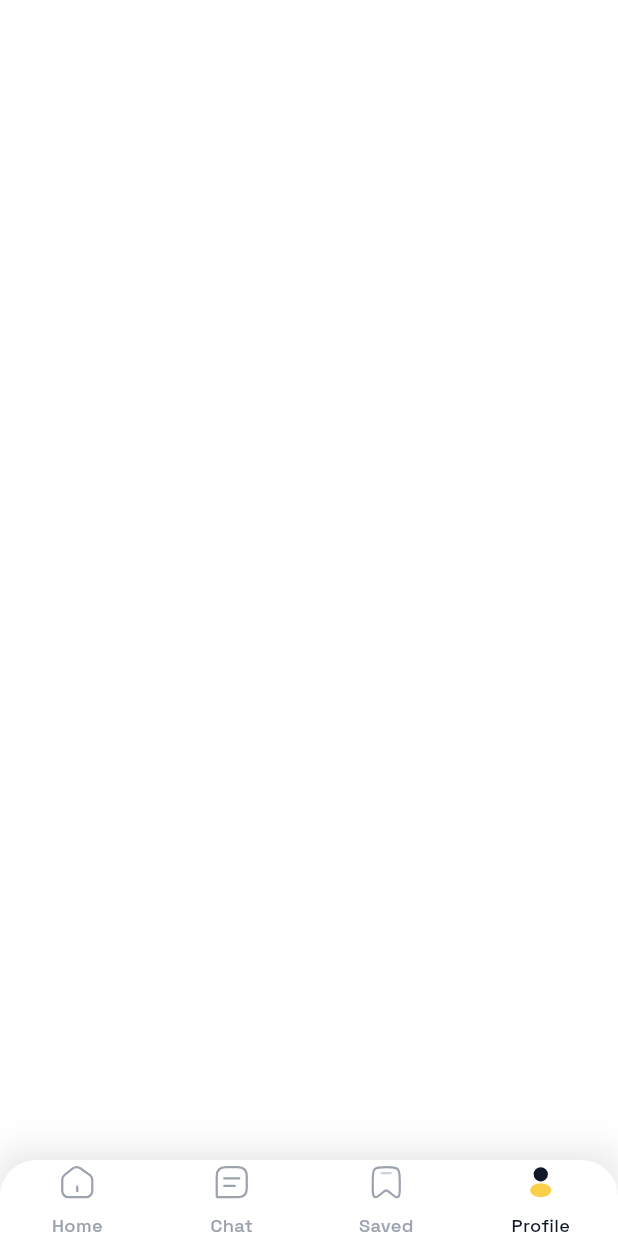
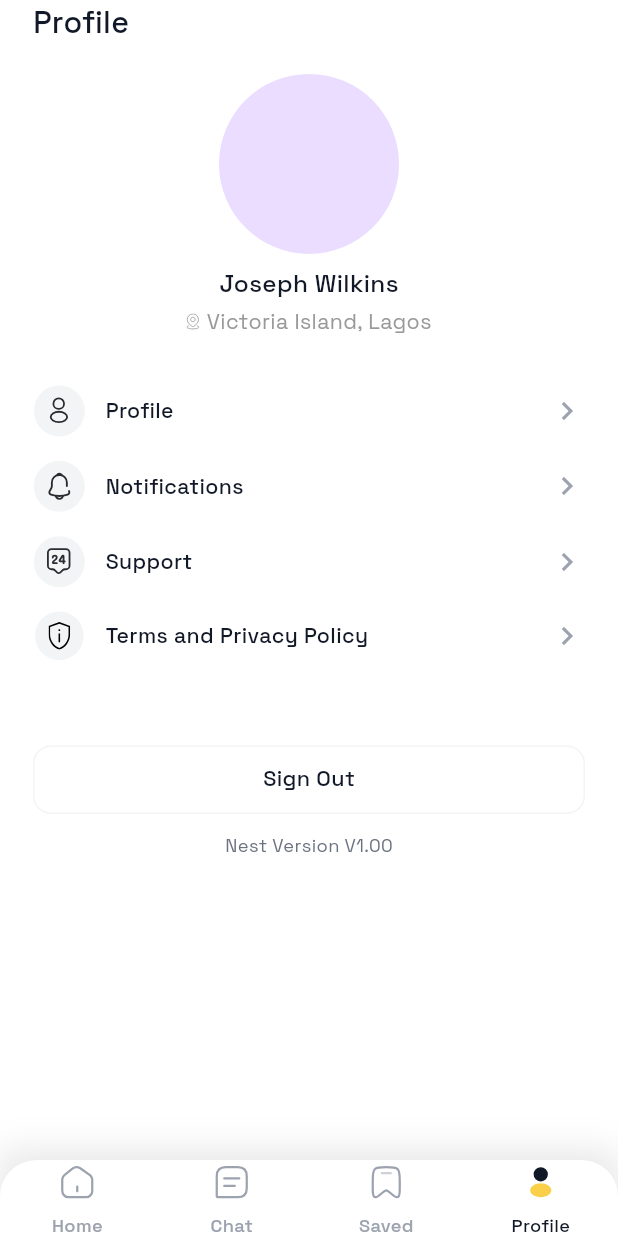
Before and after one commit to babangida19/nest_mobile, a Flutter app: the screen it shows after launch, item 4 of the bottom bar chosen, on a phone screen of 412 x 824 dp. Run offline on Flutter 3.47's test engine with Material 3 defaults, Android fonts, the phone set to English and light mode, and no system bars; our stand-ins replace calendar_date_picker2, flutter_hooks, flutter_screenutil, flutter_svg, google_fonts, pin_code_fields and 1 more.

Commit message:
profile ui completed

```diff
--- a/lib/feature/main/view/main_view.dart
+++ b/lib/feature/main/view/main_view.dart
@@ -4,6 +4,7 @@ import 'package:flutter_screenutil/flutter_screenutil.dart';
 import 'package:nest_mobile/core/app_color.dart';
 import 'package:nest_mobile/core/app_textsytle.dart';
 import 'package:nest_mobile/feature/home/home_view.dart';
+import 'package:nest_mobile/feature/profile/view/profile_view.dart';
 import 'package:nest_mobile/gen/assets.gen.dart';
 
 class MainView extends HookWidget {
@@ -104,6 +105,8 @@ class MainView extends HookWidget {
             style: TextStyle(fontSize: 24, fontWeight: FontWeight.bold),
           ),
         );
+      case 3:
+        return ProfileView();
       default:
         return Container();
     }
--- /dev/null
+++ b/lib/feature/profile/view/profile_view.dart
@@ -0,0 +1,123 @@
+import 'package:flutter/material.dart';
+import 'package:flutter_screenutil/flutter_screenutil.dart';
+import 'package:nest_mobile/core/app_color.dart';
+import 'package:nest_mobile/core/app_textsytle.dart';
+import 'package:nest_mobile/core/widget/app_button.dart';
+import 'package:nest_mobile/gen/assets.gen.dart';
+
+class ProfileView extends StatelessWidget {
+  const ProfileView({super.key});
+
+  @override
+  Widget build(BuildContext context) {
+    return SafeArea(
+      child: Padding(
+        padding: EdgeInsets.symmetric(horizontal: 20.w),
+        child: Column(
+          crossAxisAlignment: CrossAxisAlignment.start,
+          children: [
+            Text(
+              "Profile",
+              style: AppTextsytle.size20w500(color: AppColor.primary1000),
+            ),
+            SizedBox(height: 20.h),
+            Column(
+              children: [
+                CircleAvatar(
+                  radius: 60,
+                ),
+                SizedBox(height: 8.h),
+                Text(
+                  "Joseph Wilkins",
+                  style: AppTextsytle.size16w500(color: AppColor.primary1000),
+                ),
+                SizedBox(height: 4.h),
+                Row(
+                  mainAxisAlignment: MainAxisAlignment.center,
+                  children: [
+                    Assets.icons.iconLocation.svg(color: AppColor.neutral400),
+                    SizedBox(width: 4.w),
+                    Text(
+                      "Victoria Island, Lagos",
+                      style:
+                          AppTextsytle.size14w400(color: AppColor.neutral400),
+                    ),
+                  ],
+                ),
+              ],
+            ),
+            SizedBox(height: 32.h),
+            _ProfileNavButton(
+              title: 'Profile',
+              ontap: () {},
+              icon: Assets.icons.iconUserProfile.svg(),
+            ),
+            _ProfileNavButton(
+              title: 'Notifications',
+              ontap: () {},
+              icon: Assets.icons.iconNotification.svg(),
+            ),
+            _ProfileNavButton(
+              title: 'Support',
+              ontap: () {},
+              icon: Assets.icons.iconSupport.svg(),
+            ),
+            _ProfileNavButton(
+              title: 'Terms and Privacy Policy',
+              ontap: () {},
+              icon: Assets.icons.iconTermAndCondition.svg(),
+            ),
+            SizedBox(height: 40.h),
+            AppButton(
+              title: "Sign Out",
+              onTap: () {},
+              buttonType: AppButtonType.border,
+              borderColor: AppColor.primary200,
+              borderBGcolor: AppColor.white,
+            ),
+            SizedBox(height: 12.h),
+            Align(
+              alignment: Alignment.center,
+              child: Text(
+                "Nest Version V1.00",
+                style: AppTextsytle.size12w400(color: AppColor.primary600),
+              ),
+            )
+          ],
+        ),
+      ),
+    );
+  }
+}
+
+class _ProfileNavButton extends StatelessWidget {
+  const _ProfileNavButton(
+      {required this.title, required this.icon, required this.ontap});
+  final String title;
+  final Widget icon;
+  final Function() ontap;
+
+  @override
+  Widget build(BuildContext context) {
+    return Padding(
+      padding: EdgeInsets.only(bottom: 16.h),
+      child: Row(
+        children: [
+          Container(
+              padding: EdgeInsets.all(7),
+              constraints: BoxConstraints(minHeight: 32.h, minWidth: 32.w),
+              decoration: BoxDecoration(
+                  shape: BoxShape.circle, color: AppColor.primary200),
+              child: icon),
+          SizedBox(width: 12.w),
+          Text(
+            title,
+            style: AppTextsytle.size14w500(color: AppColor.primary1000),
+          ),
+          Spacer(),
+          Icon(Icons.keyboard_arrow_right, color: AppColor.primary500)
+        ],
+      ),
+    );
+  }
+}
--- a/lib/gen/assets.gen.dart
+++ b/lib/gen/assets.gen.dart
@@ -90,6 +90,18 @@ class $AssetsIconsGen {
   SvgGenImage get iconProfileSelected =>
       const SvgGenImage('assets/icons/icon_profile_selected.svg');
 
+  /// File path: assets/icons/icon_support.svg
+  SvgGenImage get iconSupport =>
+      const SvgGenImage('assets/icons/icon_support.svg');
+
+  /// File path: assets/icons/icon_term_and_condition.svg
+  SvgGenImage get iconTermAndCondition =>
+      const SvgGenImage('assets/icons/icon_term_and_condition.svg');
+
+  /// File path: assets/icons/icon_user_profile.svg
+  SvgGenImage get iconUserProfile =>
+      const SvgGenImage('assets/icons/icon_user_profile.svg');
+
   /// List of all assets
   List<SvgGenImage> get values => [
         iconApple,
@@ -111,7 +123,10 @@ class $AssetsIconsGen {
         iconOutlineBack,
         iconParkingSpace,
         iconProfile,
-        iconProfileSelected
+        iconProfileSelected,
+        iconSupport,
+        iconTermAndCondition,
+        iconUserProfile
       ];
 }
 
```
Also changed, not shown: assets/icons/icon_support.svg (added), assets/icons/icon_term_and_condition.svg (added), assets/icons/icon_user_profile.svg (added).
